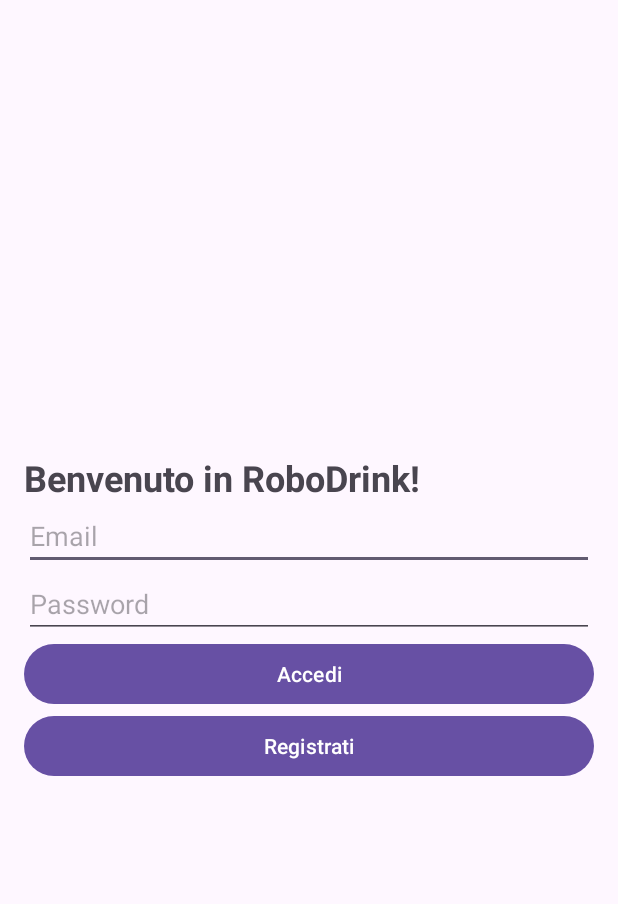
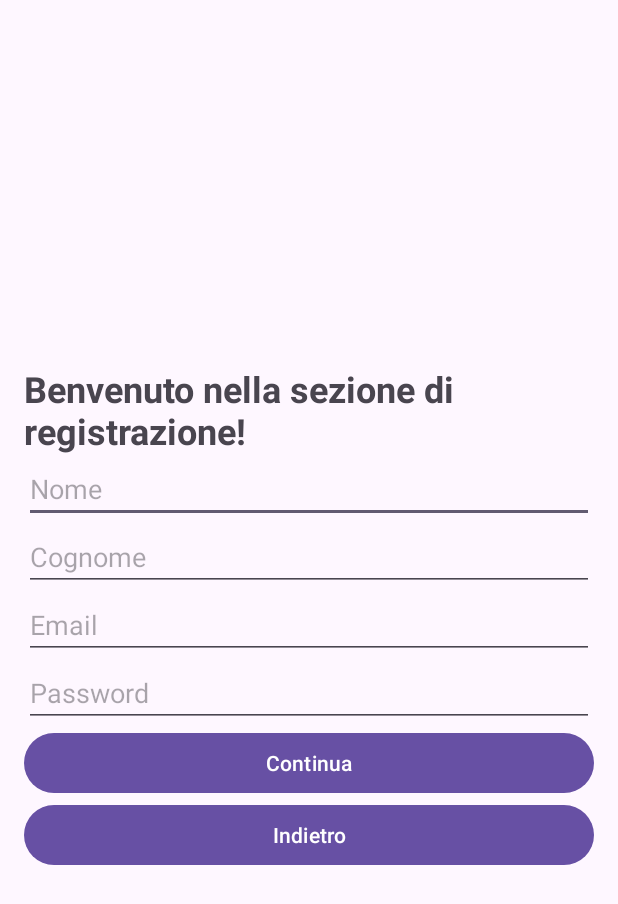
Before and after one commit to biagioSc/Progetto-Operating_systems_for_mobile_cloud_and_IoT, an Android app: the screen it shows after launch (MainActivity before the commit, SignUpActivity after it), after a tap on "Registrati", on a phone screen of 412 x 824 dp. Shown: the top 904 px of the screen. Run offline under Robolectric (Android 15) with nearby library versions, the phone set to English and light mode, and no system bars.

Commit message:
Dichiarazione degli Intent per il passaggio tra varie Activity. Suddivisione in due passaggi della regitrazione: fase 1 dati personali, fase 2 intervista. Definizione della Classe User per gestire gli attributi dell'utente registrato: -nome -cognome -email -password -preferenze drink -preferenze argomenti

```diff
--- a/app/src/main/AndroidManifest.xml
+++ b/app/src/main/AndroidManifest.xml
@@ -21,6 +21,10 @@
                 <category android:name="android.intent.category.LAUNCHER" />
             </intent-filter>
         </activity>
+        <activity android:name=".SignUpActivity" />
+        <activity android:name=".InterviewActivity" />
+        <activity android:name=".WelcomeActivity" />
+
     </application>
 
 </manifest>
--- /dev/null
+++ b/app/src/main/java/com/example/robotinteraction/SignUpActivity.java
@@ -0,0 +1,38 @@
+package com.example.robotinteraction;
+
+import android.content.Intent;
+import android.view.View;
+import android.os.Bundle;
+import android.widget.Button;
+
+
+import androidx.appcompat.app.AppCompatActivity;
+
+public class SignUpActivity extends AppCompatActivity {
+    @Override
+    protected void onCreate(Bundle savedInstanceState) {
+        super.onCreate(savedInstanceState);
+        setContentView(R.layout.activity_signup);
+
+        Button buttonGoToInterview = findViewById(R.id.buttonGoToInterview);
+        buttonGoToInterview.setOnClickListener(new View.OnClickListener() {
+            @Override
+            public void onClick(View v) {
+                Intent switchToInterviewActivity = new Intent(SignUpActivity.this, InterviewActivity.class);
+                startActivity(switchToInterviewActivity);
+
+            }
+        });
+
+        Button buttonGoToMain = findViewById(R.id.buttonGoToMain);
+        buttonGoToMain.setOnClickListener(new View.OnClickListener() {
+            @Override
+            public void onClick(View v) {
+                Intent switchToMainActivity = new Intent(SignUpActivity.this, MainActivity.class);
+                startActivity(switchToMainActivity);
+
+            }
+        });
+    }
+
+}
--- a/app/src/main/java/com/example/robotinteraction/regActivity.java
+++ /dev/null
@@ -1,4 +0,0 @@
-package com.example.robotinteraction;
-
-public class regActivity {
-}
--- /dev/null
+++ b/app/src/main/res/layout/activity_signup.xml
@@ -0,0 +1,59 @@
+<?xml version="1.0" encoding="utf-8"?>
+<LinearLayout xmlns:android="http://schemas.android.com/apk/res/android"
+    android:layout_width="match_parent"
+    android:layout_height="match_parent"
+    android:gravity="center_vertical"
+    android:orientation="vertical"
+    android:padding="16dp">
+
+    <TextView
+        android:id="@+id/textViewSignUp"
+        android:layout_width="wrap_content"
+        android:layout_height="wrap_content"
+        android:text="Benvenuto nella sezione di registrazione!"
+        android:textSize="24sp"
+        android:textStyle="bold" />
+
+    <EditText
+        android:id="@+id/editTextNome"
+        android:layout_width="match_parent"
+        android:layout_height="wrap_content"
+        android:hint="Nome"
+        android:inputType="textPersonName" />
+
+    <EditText
+        android:id="@+id/editTextCognome"
+        android:layout_width="match_parent"
+        android:layout_height="wrap_content"
+        android:hint="Cognome"
+        android:inputType="textPersonName" />
+
+    <EditText
+        android:id="@+id/editTextEmail"
+        android:layout_width="match_parent"
+        android:layout_height="wrap_content"
+        android:hint="Email"
+        android:inputType="textEmailAddress" />
+
+    <EditText
+        android:id="@+id/editTextPassword"
+        android:layout_width="match_parent"
+        android:layout_height="wrap_content"
+        android:hint="Password"
+        android:inputType="textPassword" />
+
+
+
+    <Button
+        android:id="@+id/buttonGoToInterview"
+        android:layout_width="match_parent"
+        android:layout_height="wrap_content"
+        android:text="Continua" />
+
+    <Button
+        android:id="@+id/buttonGoToMain"
+        android:layout_width="match_parent"
+        android:layout_height="wrap_content"
+        android:text="Indietro" />
+
+</LinearLayout>
```
Also changed, not shown: app/src/main/java/com/example/robotinteraction/InterviewActivity.java (added, +38 -0 lines), app/src/main/java/com/example/robotinteraction/MainActivity.java (+33 -7 lines), app/src/main/java/com/example/robotinteraction/User.java (added, +85 -0 lines), app/src/main/java/com/example/robotinteraction/WelcomeActivity.java (added, +28 -0 lines), app/src/main/res/layout/activity_interview.xml (renamed from app/src/main/res/layout/activity_reg.xml, +10 -31 lines), app/src/main/res/layout/activity_welcome.xml (added, +23 -0 lines).
